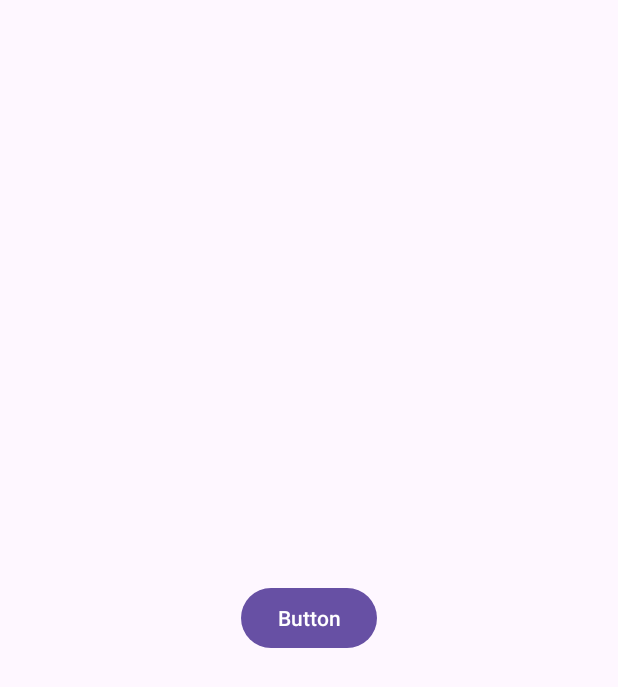
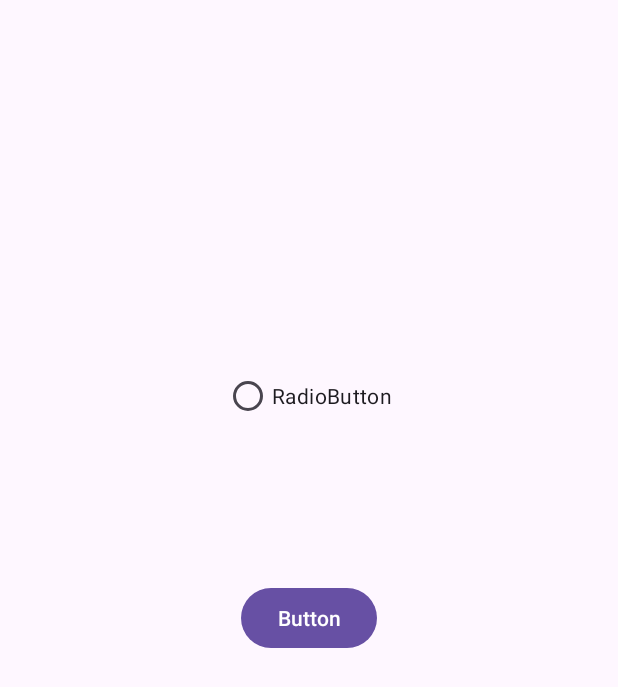
Before and after one commit to bhaskar-jyotidutta/NoteApp, an Android app: the screen it shows after launch (MainActivity), on a phone screen of 412 x 824 dp. Shown: the top 687 px of the screen. Run offline under Robolectric (Android 15) with nearby library versions, the phone set to English and light mode, and no system bars.

Commit message:
A button added in Jyoti laptop

```diff
--- a/app/src/main/res/layout/activity_main.xml
+++ b/app/src/main/res/layout/activity_main.xml
@@ -15,4 +15,15 @@
         app:layout_constraintEnd_toEndOf="parent"
         app:layout_constraintStart_toStartOf="parent"
         app:layout_constraintTop_toTopOf="parent" />
+
+    <RadioButton
+        android:id="@+id/radioButton"
+        android:layout_width="wrap_content"
+        android:layout_height="wrap_content"
+        android:layout_marginTop="240dp"
+        android:text="RadioButton"
+        app:layout_constraintEnd_toEndOf="parent"
+        app:layout_constraintHorizontal_bias="0.498"
+        app:layout_constraintStart_toStartOf="parent"
+        app:layout_constraintTop_toTopOf="parent" />
 </androidx.constraintlayout.widget.ConstraintLayout>
```
